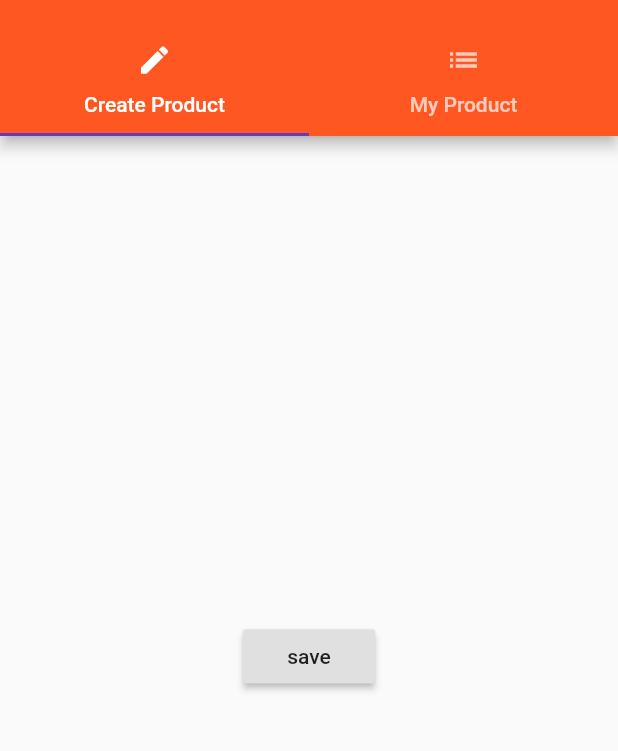
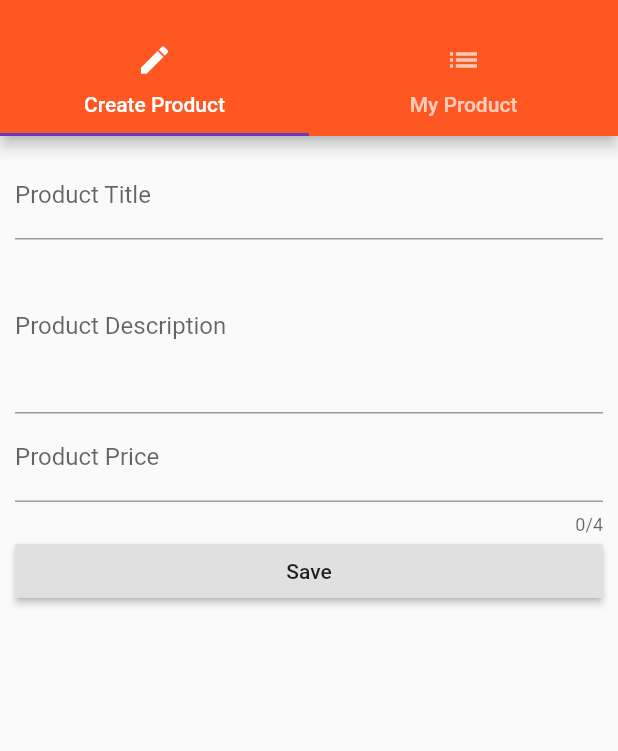
Before and after one commit to moosubb4/learnFlutter, a Flutter app: the ProductsAdminPage screen opened by its route, on a phone screen of 412 x 824 dp, the part 59-810 px from its top. Run offline on Flutter 3.47's test engine with Material 2 defaults, Android fonts, the phone set to English and light mode, and no system bars.

Commit message:
create product User input

```diff
--- a/flutter_course/lib/pages/product_create.dart
+++ b/flutter_course/lib/pages/product_create.dart
@@ -1,21 +1,97 @@
 import 'package:flutter/material.dart';
 
-class ProductCreatePage extends StatelessWidget {
+class ProductCreatePage extends StatefulWidget {
+  final Function addProduct;
+
+  ProductCreatePage(this.addProduct);
+
+  @override
+  State<StatefulWidget> createState() {
+    return _ProductCreatePageState();
+  }
+}
+
+class _ProductCreatePageState extends State<ProductCreatePage> {
+  String titleValue;
+  String descriptionValue;
+  double priceValue;
+
   @override
   Widget build(BuildContext context) {
-    return Center(
-        child: RaisedButton(
-      child: Text('save'),
-      onPressed: () {
-        showModalBottomSheet(
-          context: context,
-          builder: (BuildContext context) {
-            return Center(
-              child: Text('Modal'),
-            );
-          },
-        );
-      },
-    ));
+    return Container(
+      margin: EdgeInsets.all(10.0),
+      child: ListView(
+        children: <Widget>[
+          TextField(
+            decoration: InputDecoration(
+              labelText: 'Product Title',
+            ),
+            onChanged: (String value) {
+              setState(() {
+                titleValue = value;
+              });
+            },
+          ),
+          TextField(
+            decoration: InputDecoration(
+              labelText: 'Product Description',
+            ),
+            maxLines: 4,
+            onChanged: (String value) {
+              setState(() {
+                descriptionValue = value;
+              });
+            },
+          ),
+          TextField(
+            decoration: InputDecoration(
+              labelText: 'Product Price',
+            ),
+            maxLength: 4,
+            keyboardType: TextInputType.number,
+            onChanged: (String value) {
+              setState(() {
+                priceValue = double.parse(value);
+              });
+            },
+          ),
+          RaisedButton(
+            child: Text('Save'),
+            onPressed: () {
+              final Map<String, dynamic> product = {
+                'title': titleValue,
+                'description': descriptionValue,
+                'price': priceValue,
+                'image': 'assets/donut.png'
+              };
+              widget.addProduct(product);
+              // showModalBottomSheet(
+              //   context: context,
+              //   builder: (BuildContext context) {
+              //     return Center(
+              //       child: Text('Modal'),
+              //     );
+              //   },
+              // );
+            },
+          )
+        ],
+      ),
+    );
   }
 }
+
+// Center(
+//         child: RaisedButton(
+//       child: Text('save'),
+//       onPressed: () {
+//         showModalBottomSheet(
+//           context: context,
+//           builder: (BuildContext context) {
+//             return Center(
+//               child: Text('Modal'),
+//             );
+//           },
+//         );
+//       },
+//     ))
--- a/flutter_course/lib/pages/products_admin.dart
+++ b/flutter_course/lib/pages/products_admin.dart
@@ -1,10 +1,14 @@
 import 'package:flutter/material.dart';
 
-import './products.dart';
 import './product_create.dart';
 import './product_list.dart';
 
 class ProductsAdminPage extends StatelessWidget {
+  final Function addProduct;
+  final Function deleteProduct;
+
+  ProductsAdminPage(this.addProduct, this.deleteProduct);
+
   @override
   Widget build(BuildContext context) {
     return DefaultTabController(
@@ -43,7 +47,7 @@ class ProductsAdminPage extends StatelessWidget {
         ),
         body: TabBarView(
           children: <Widget>[
-            ProductCreatePage(),
+            ProductCreatePage(addProduct),
             ProductListPage(),
           ],
         ),
```
Also changed, not shown: flutter_course/lib/main.dart (+6 -7 lines), flutter_course/lib/pages/products.dart (+5 -5 lines), flutter_course/lib/product_ctrl.dart (deleted, +0 -18 lines), flutter_course/lib/product_manager.dart (+3 -11 lines), flutter_course/lib/products.dart (+4 -12 lines).
